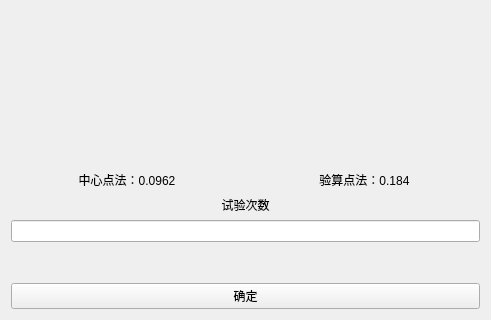
Old version of the form gui/example2.ui in the repository verbolll/Monte-Carlo; both pictures show x 0 to 491 and y 147 to 467 of the 491 by 467 pixel window.
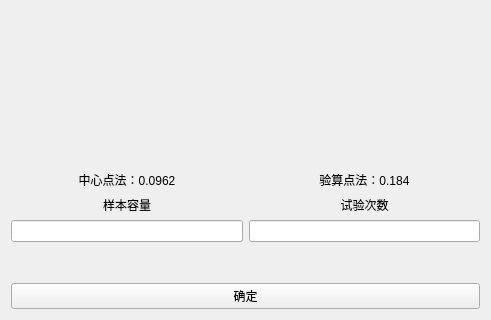
New version of the form.

The edit to the form file:
```diff
--- a/gui/example2.ui
+++ b/gui/example2.ui
@@ -70,7 +70,30 @@
      </item>
     </layout>
    </item>
-   <item row="3" column="0">
+   <item row="2" column="0">
+    <layout class="QHBoxLayout" name="horizontalLayout_2">
+     <item>
+      <layout class="QVBoxLayout" name="verticalLayout_2">
+       <item>
+        <widget class="QLabel" name="label_4">
+         <property name="text">
+          <string>样本容量</string>
+         </property>
+         <property name="alignment">
+          <set>Qt::AlignCenter</set>
+         </property>
+        </widget>
+       </item>
+       <item>
+        <widget class="QLineEdit" name="lineEdit_2">
+         <property name="alignment">
+          <set>Qt::AlignCenter</set>
+         </property>
+        </widget>
+       </item>
+      </layout>
+     </item>
+     <item>
     <layout class="QVBoxLayout" name="verticalLayout">
      <item>
       <widget class="QLabel" name="label">
@@ -91,7 +114,9 @@
      </item>
     </layout>
    </item>
-   <item row="4" column="0">
+    </layout>
+   </item>
+   <item row="3" column="0">
     <widget class="QLabel" name="finlab">
      <property name="text">
       <string/>
```
Left out of the diff: 14 changed lines with no effect on the pictures. Lines whose indentation alone changed are shown as unchanged.
